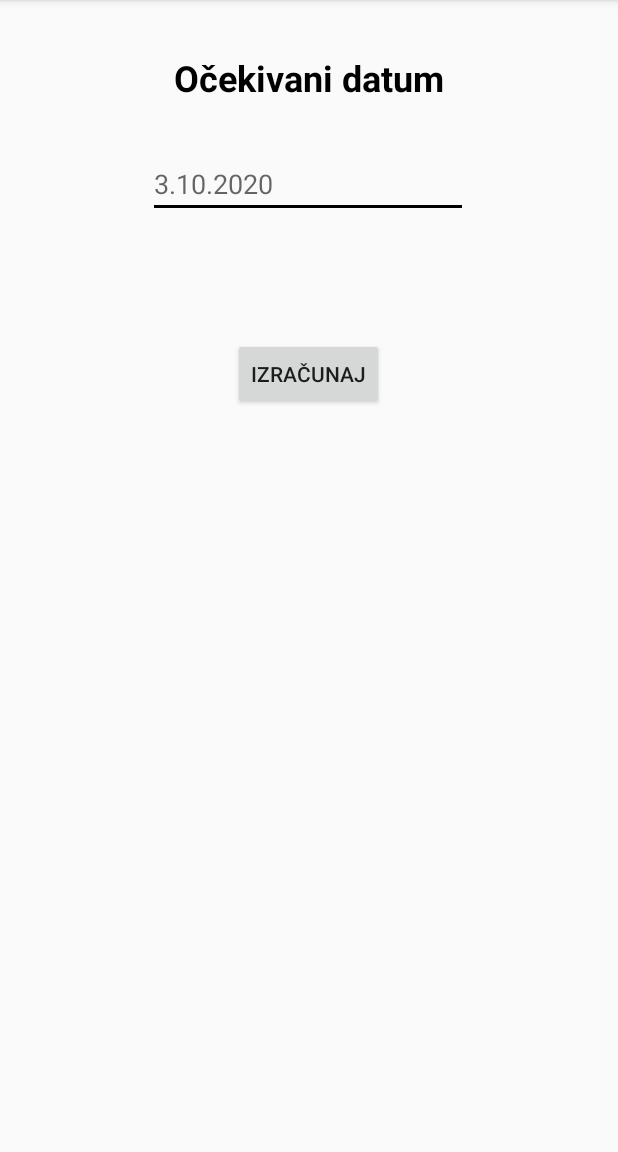
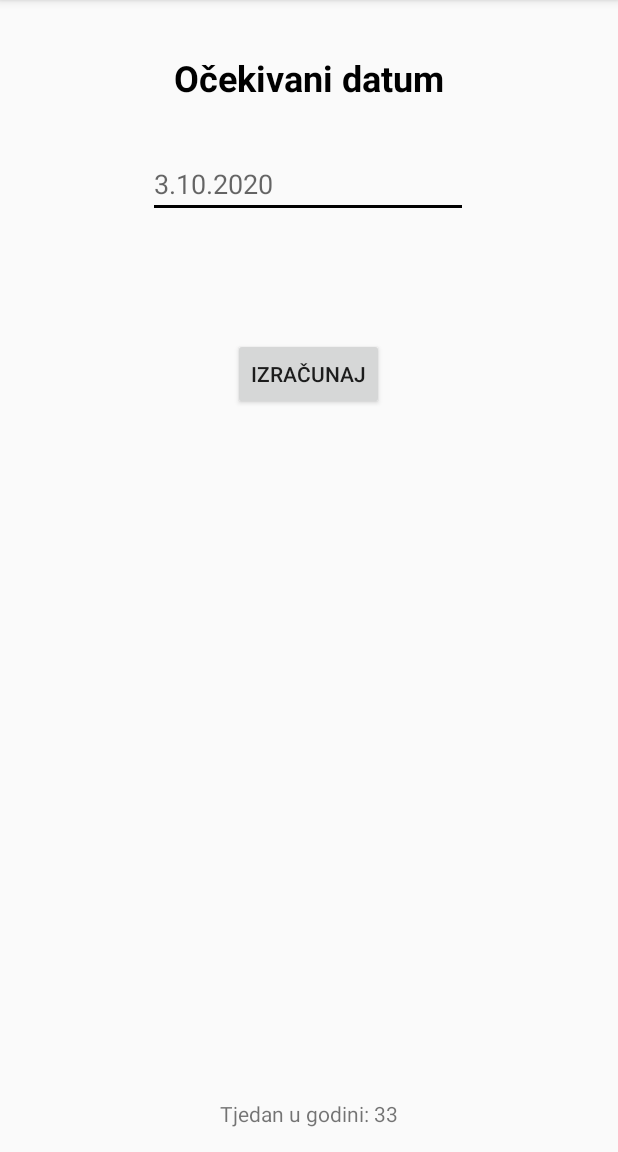
Before and after one commit to StVu1991/raficapiapp, an Android app: the screen it shows after launch (MainActivity), on a phone screen of 412 x 824 dp, the part 84-1236 px from its top. Run offline under Robolectric (Android 15) with nearby library versions, the phone set to English and light mode, and no system bars.

Commit message:
[v0.0.0.2] Week of year
- calculated current week in year

```diff
--- a/app/src/main/java/com/example/raficapi/MainActivity.java
+++ b/app/src/main/java/com/example/raficapi/MainActivity.java
@@ -16,7 +16,7 @@ import java.time.temporal.ChronoUnit;
 public class MainActivity extends AppCompatActivity {
 
     EditText etExpectedDate;
-    TextView tvCurrentMonth, tvText1, tvText2;
+    TextView tvCurrentMonth, tvText1, tvText2, tvText4;
 
     @Override
     protected void onCreate(Bundle savedInstanceState) {
@@ -25,12 +25,17 @@ public class MainActivity extends AppCompatActivity {
         etExpectedDate = (EditText) findViewById(R.id.etExpectedDate);
         tvText1 = (TextView) findViewById(R.id.tvText1);
         tvText2 = (TextView) findViewById(R.id.tvText2);
+        tvText4 = (TextView) findViewById(R.id.tvText4);
         tvCurrentMonth = (TextView) findViewById(R.id.tvCurrentMonth);
+
+
+        Calendar calendar = Calendar.getInstance();
+        int weekInYear = calendar.get(Calendar.WEEK_OF_YEAR);
+        tvText4.setText("Tjedan u godini: " + weekInYear);
     }
 
     public void buCalculate (View view){
         //int DOB = Integer.parseInt(etExpectedDate.getText().toString());
-
 
         LocalDate todayDate = LocalDate.now();
         String dateAfterString = "2020-10-03";
--- a/app/src/main/res/layout/activity_main.xml
+++ b/app/src/main/res/layout/activity_main.xml
@@ -74,4 +74,14 @@
         app:layout_constraintStart_toStartOf="parent"
         app:layout_constraintTop_toBottomOf="@+id/tvCurrentMonth" />
 
+    <TextView
+        android:id="@+id/tvText4"
+        android:layout_width="wrap_content"
+        android:layout_height="wrap_content"
+        android:layout_marginBottom="16dp"
+        android:text="TextView"
+        app:layout_constraintBottom_toBottomOf="parent"
+        app:layout_constraintEnd_toEndOf="parent"
+        app:layout_constraintStart_toStartOf="parent" />
+
 </androidx.constraintlayout.widget.ConstraintLayout>
```
